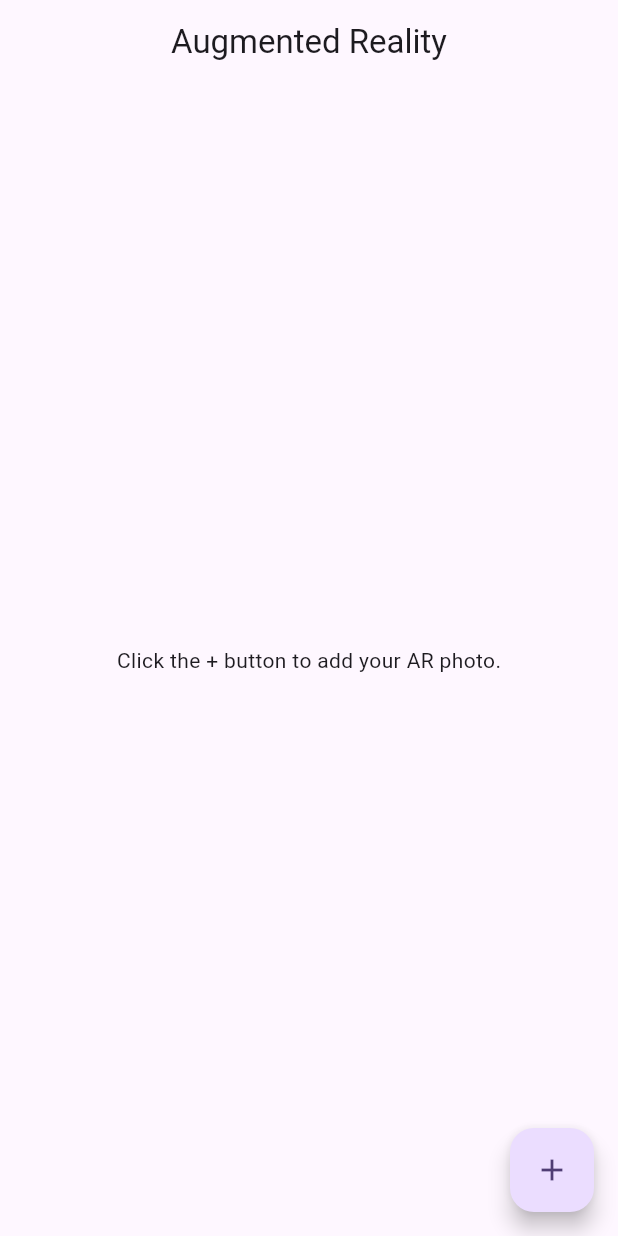
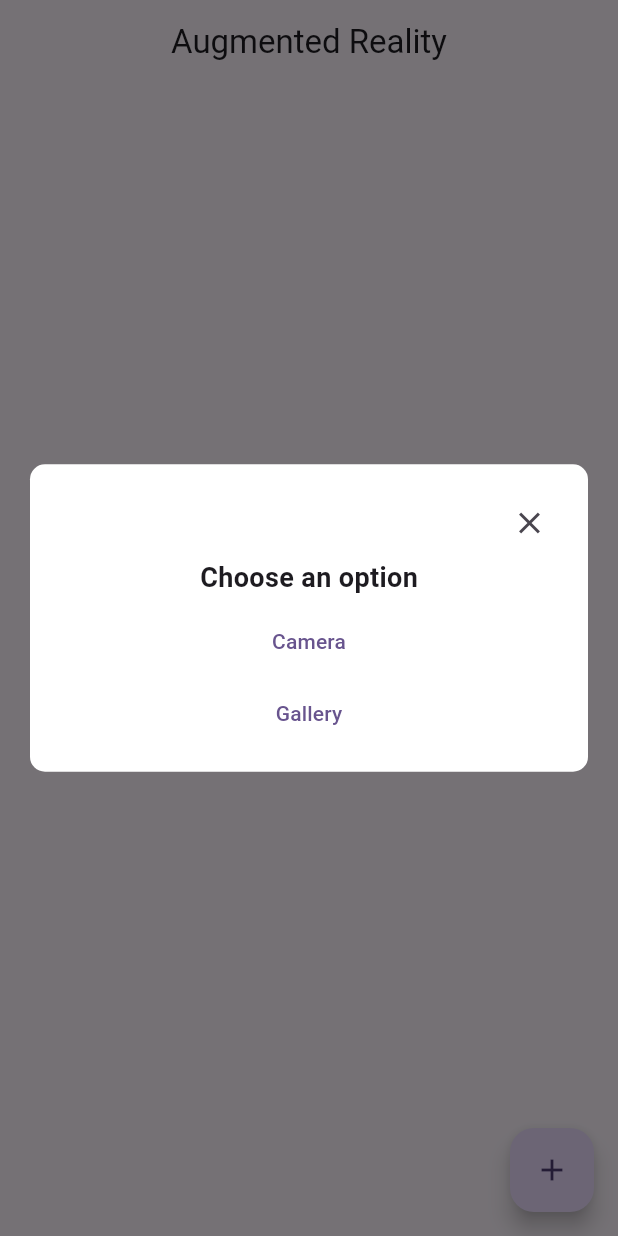
Before and after one commit to sabiq369/augmented_reality, a Flutter app: the screen it shows after launch, after a tap on the "add" icon, on a phone screen of 412 x 824 dp. Run offline on Flutter 3.47's test engine with Material 3 defaults, Android fonts, the phone set to English and light mode, and no system bars; our stand-ins replace firebase_core, firebase_messaging, get, image_picker; accounts and stored records are empty.

Commit message:
Added image picker

```diff
--- /dev/null
+++ b/lib/home/controller/home_page_controller.dart
@@ -0,0 +1,11 @@
+// import 'dart:nativewrappers/_internal/vm/lib/typed_data_patch.dart';
+// import 'dart:nativewrappers/_internal/vm/lib/typed_data_patch.dart';
+import 'dart:typed_data';
+
+import 'package:get/get.dart';
+
+class HomePageController extends GetxController {
+  var imageFile = Rxn<Uint8List>();
+
+  RxBool isUploading = false.obs;
+}
--- a/lib/home/view/home_page.dart
+++ b/lib/home/view/home_page.dart
@@ -1,7 +1,13 @@
+import 'dart:math';
+
+import 'package:augmented_reality/home/controller/home_page_controller.dart';
 import 'package:flutter/material.dart';
+import 'package:get/get.dart';
+import 'package:image_picker/image_picker.dart';
 
 class HomePage extends StatelessWidget {
-  const HomePage({Key? key}) : super(key: key);
+  HomePage({Key? key}) : super(key: key);
+  final HomePageController controller = Get.put(HomePageController());
 
   @override
   Widget build(BuildContext context) {
@@ -14,7 +20,62 @@ class HomePage extends StatelessWidget {
         child: Text('Click the + button to add your AR photo.'),
       ),
       floatingActionButton: FloatingActionButton(
-        onPressed: () {},
+        onPressed: () {
+          showDialog(
+            context: context,
+            builder: (context) {
+              return Material(
+                color: Colors.transparent,
+                child: Center(
+                  child: Wrap(
+                    children: [
+                      Container(
+                        width: MediaQuery.of(context).size.width,
+                        margin:
+                            EdgeInsets.symmetric(horizontal: 20, vertical: 15),
+                        padding:
+                            EdgeInsets.symmetric(horizontal: 15, vertical: 15),
+                        decoration: BoxDecoration(
+                            borderRadius: BorderRadius.circular(10),
+                            color: Colors.white),
+                        child: Column(
+                          children: [
+                            Align(
+                              alignment: Alignment.centerRight,
+                              child: IconButton(
+                                  onPressed: () => Get.back(),
+                                  icon: Icon(Icons.close)),
+                            ),
+                            Text(
+                              'Choose an option',
+                              style: TextStyle(
+                                  fontWeight: FontWeight.w600, fontSize: 18),
+                            ),
+                            SizedBox(height: 5),
+                            TextButton(
+                                onPressed: () async {
+                                  try {
+                                    final pickedImage = await ImagePicker()
+                                        .pickImage(source: ImageSource.camera);
+                                    if (pickedImage != null) {
+                                      String imagePath = pickedImage.path;
+                                      controller.imageFile.value =
+                                          await pickedImage.readAsBytes();
+                                    }
+                                  } catch (e) {}
+                                },
+                                child: Text('Camera')),
+                            TextButton(onPressed: () {}, child: Text('Gallery'))
+                          ],
+                        ),
+                      ),
+                    ],
+                  ),
+                ),
+              );
+            },
+          );
+        },
         child: Icon(Icons.add),
       ),
     );
--- a/lib/main.dart
+++ b/lib/main.dart
@@ -1,12 +1,23 @@
 import 'package:augmented_reality/firebase_options.dart';
 import 'package:augmented_reality/home/view/home_page.dart';
 import 'package:firebase_core/firebase_core.dart';
+import 'package:firebase_messaging/firebase_messaging.dart';
 import 'package:flutter/material.dart';
+import 'package:get/get_navigation/src/root/get_material_app.dart';
 
 void main() async {
   WidgetsFlutterBinding.ensureInitialized();
   await Firebase.initializeApp(options: DefaultFirebaseOptions.currentPlatform);
+  showToken();
   runApp(const MyApp());
+}
+
+void showToken() async {
+  print('|||||||||||||| Firebase Token |||||||||||||||');
+  String _firebaseToken =
+      await FirebaseMessaging.instance.getToken() ?? 'No Token Found';
+
+  print(_firebaseToken);
 }
 
 class MyApp extends StatelessWidget {
@@ -15,7 +26,7 @@ class MyApp extends StatelessWidget {
   // This widget is the root of your application.
   @override
   Widget build(BuildContext context) {
-    return MaterialApp(
+    return GetMaterialApp(
       debugShowCheckedModeBanner: false,
       title: 'Flutter',
       theme: ThemeData(
--- a/pubspec.yaml
+++ b/pubspec.yaml
@@ -37,6 +37,8 @@ dependencies:
   cupertino_icons: ^1.0.6
   firebase_core:
   get:
+  firebase_messaging:
+  image_picker:
 
 dev_dependencies:
   flutter_test:
```
Also changed, not shown: pubspec.lock, 5 other files.
